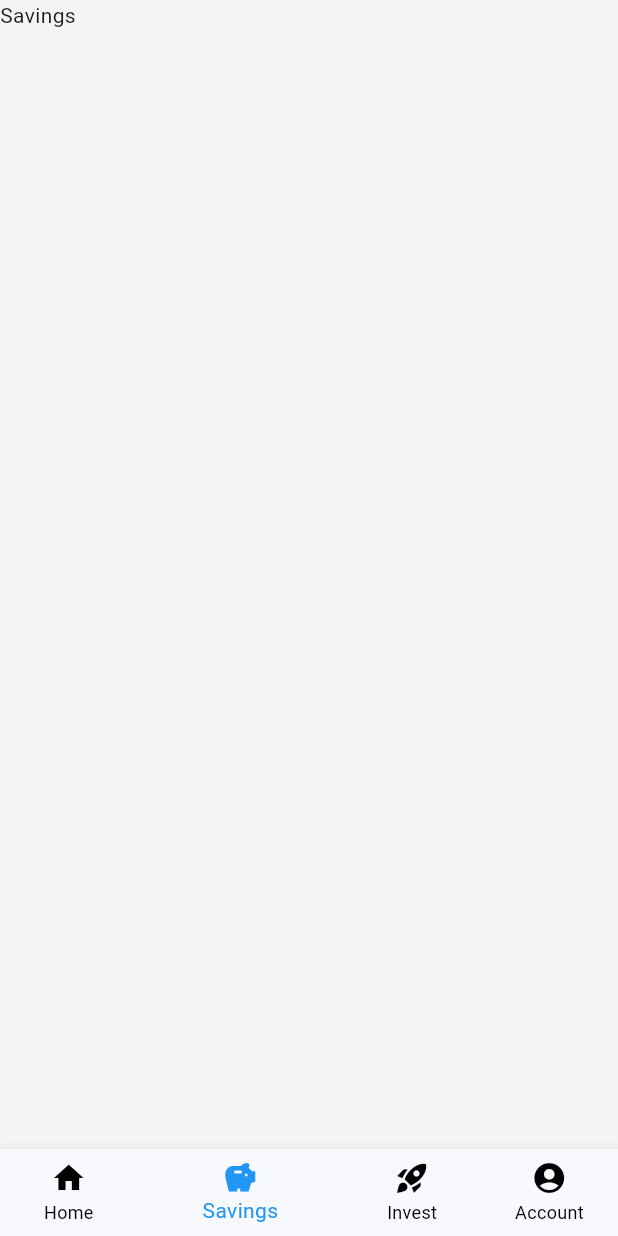
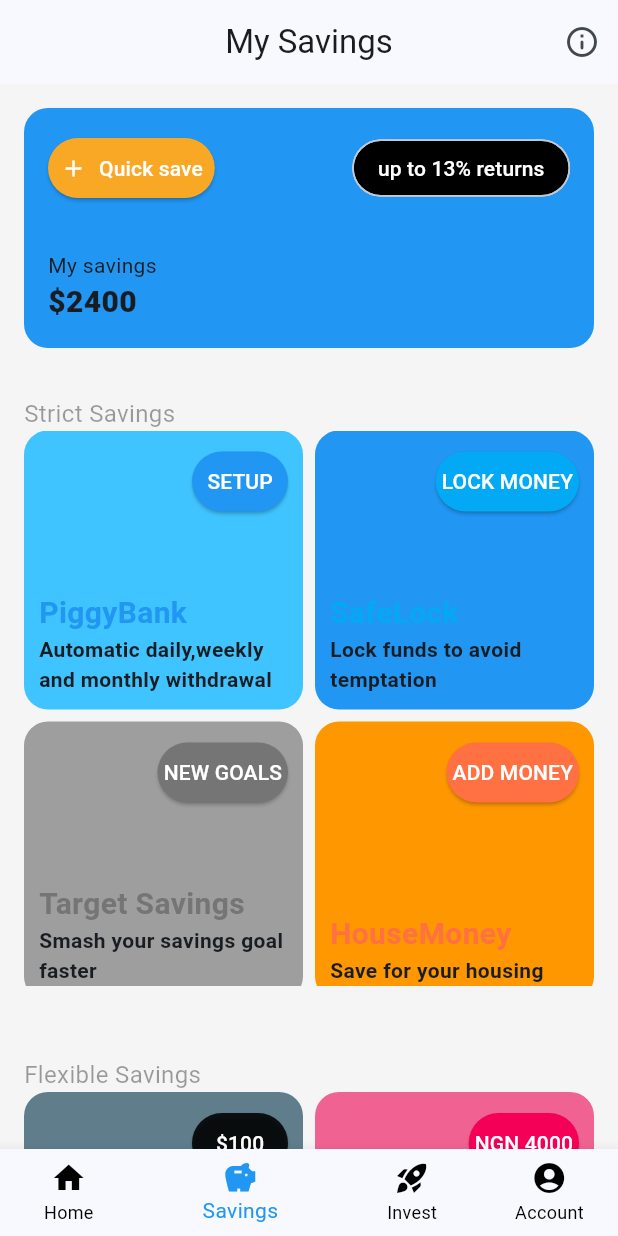
Before and after one commit to DamisolaT/Wtf_Savings_App, a Flutter app: the screen it shows after launch, item 2 of the bottom bar chosen, on a phone screen of 412 x 824 dp. Run offline on Flutter 3.47's test engine with Material 3 defaults, Android fonts, the phone set to English and light mode, and no system bars.

Commit message:
flexible,invest, strict ,tab,top sections implemented on 22nd Feb,2024

```diff
--- a/lib/features/home/widgets/saving_details_card.dart
+++ b/lib/features/home/widgets/saving_details_card.dart
@@ -4,8 +4,14 @@ import 'package:flutter/material.dart';
 class SavingDetailsCard extends StatelessWidget {
   const SavingDetailsCard({
     super.key,
+
+    required this.topRightWidget,
+    required this.balance,
   });
 
+
+  final Widget topRightWidget;
+  final String balance;
   @override
   Widget build(BuildContext context) {
     return Container(
@@ -26,49 +32,35 @@ class SavingDetailsCard extends StatelessWidget {
                     vertical: 0,
                     horizontal: 8,
                   ),
-                  backgroundColor: Colors.black,
+                  backgroundColor: Colors.yellow.shade800,
                   foregroundColor: Colors.white
               )
           ),
           Positioned(
             top: 0,
             right: 0,
-            child: ElevatedButton(
-                onPressed: () {},
-                child: Row(
-                  mainAxisSize: MainAxisSize.min,
-                  children: [
-                    Text("View savings"),
-                    Icon(Icons.arrow_forward),
-                  ],
-                ),
-                style: ElevatedButton.styleFrom(
-                  padding: EdgeInsets.symmetric(
-                    vertical: 0,
-                    horizontal: 8,
-                  ),
-                )
-            ),
+            //we created a field widgets at the top and replace with these,
+              // there are codes  here replaced with these words
+
+            child: topRightWidget
           ),
           Positioned(
               bottom: 0,
               left: 0,
-              child:Column(
+              child: Column(
                   crossAxisAlignment: CrossAxisAlignment.start,
                   children: [
                       Text("My savings"),
                       Text(
-                    "****",
+                         balance,
                          style: TextStyle(
                            fontWeight: FontWeight.w900,
                            fontSize: 20
-
                     ),
                 )
               ],
          )
     )
-
     ],
       ),
     );
--- a/lib/features/savings/pages/savings_view.dart
+++ b/lib/features/savings/pages/savings_view.dart
@@ -1,10 +1,44 @@
 import 'package:flutter/cupertino.dart';
+import 'package:flutter/material.dart';
+import 'package:wtf_savings_app/features/home/widgets/saving_details_card.dart';
+import 'package:wtf_savings_app/features/savings/widgets/flexible_savings_section.dart';
+import 'package:wtf_savings_app/features/savings/widgets/strict_savings_section.dart';
 
 class SavingsView extends StatelessWidget {
   const SavingsView({super.key});
 
   @override
   Widget build(BuildContext context) {
-    return Text("Savings");
+    return Scaffold(
+      appBar: AppBar(
+        title: Text("My Savings"),
+        centerTitle: true,
+        actions: [
+          IconButton(onPressed: (){},
+              icon: Icon(Icons.info_outline_rounded)
+          )
+        ],
+      ),
+      body: ListView(
+        padding: EdgeInsets.all(16),
+        children: [
+          SavingDetailsCard(
+            balance: "\$2400",
+            topRightWidget: Chip(
+              label: Text(
+                "up to 13% returns",
+              style: TextStyle(
+                color: Colors.white
+              ),
+              ),
+              backgroundColor: Colors.black,
+              shape: StadiumBorder(),
+            ),
+          ),
+         StrictSavingsSection(),
+          FlexibleSavingsSection(),
+        ],
+      ),
+    );
   }
 }
--- /dev/null
+++ b/lib/features/savings/widgets/flexible_savings_section.dart
@@ -0,0 +1,52 @@
+
+import 'package:flutter/material.dart';
+import 'package:wtf_savings_app/features/savings/widgets/strict_savings_item.dart';
+
+class FlexibleSavingsSection  extends StatelessWidget {
+  const FlexibleSavingsSection({super.key});
+
+  @override
+  Widget build(BuildContext context) {
+
+    return Container(
+      padding: EdgeInsets.symmetric(vertical: 16),
+    child: Column(
+      crossAxisAlignment: CrossAxisAlignment.start,
+    children: [
+      Text("Flexible Savings",
+        style: TextStyle(
+          fontSize: 16,
+            color: Colors.black38,
+
+        ),
+      ),
+      SizedBox(
+        height: 250,
+        child:
+        GridView.count(
+            crossAxisCount: 2,
+            crossAxisSpacing: 8,
+            shrinkWrap: true,
+          children: [
+            StrictSavingsItem(
+                textOnButton:"\$100",
+                title: "Flex Dollar",
+                subtitle: "Save in dollars earn interest",
+                color: Colors.black87,
+              backgroundColor: Colors.blueGrey,
+            ),
+            StrictSavingsItem(
+                textOnButton:"NGN 4000",
+                title: "Flex Naira",
+                subtitle: "Your emergency funds with interest",
+                color: Colors.pinkAccent.shade400,
+              backgroundColor: Colors.pink.shade300,
+            )
+          ],
+        ),
+      )
+  ],
+    ),
+    );
+  }
+}
--- /dev/null
+++ b/lib/features/savings/widgets/strict_savings_item.dart
@@ -0,0 +1,71 @@
+import 'package:flutter/material.dart';
+
+class StrictSavingsItem extends StatelessWidget {
+  const StrictSavingsItem({
+    super.key,
+    required this.textOnButton,
+    required this.title,
+    required this.subtitle,
+    required this.color,
+    required this.backgroundColor,
+  });
+  final String textOnButton;
+  final String title;
+  final String subtitle;
+  final Color color;
+  final Color backgroundColor;
+
+
+  @override
+  Widget build(BuildContext context) {
+    return Container(
+        decoration: BoxDecoration(
+          color:backgroundColor,
+          borderRadius: BorderRadius.circular(16),
+        ),
+        padding: EdgeInsets.all(10),
+        child: Column(
+          crossAxisAlignment: CrossAxisAlignment.start,
+          mainAxisAlignment: MainAxisAlignment.spaceBetween,
+          children: [
+            Row(
+              mainAxisAlignment: MainAxisAlignment.end,
+              children: [
+                ElevatedButton(
+                  onPressed: (){},
+                  child: Text(textOnButton),
+                  style: ElevatedButton.styleFrom(
+                      backgroundColor: color,
+                      foregroundColor: Colors.white,
+                      padding: EdgeInsets.symmetric(horizontal: 4)
+                  ),
+                ),
+              ],
+            ),
+            Column(
+              crossAxisAlignment: CrossAxisAlignment.start,
+              children: [
+                Text(
+                  title,
+                  style: TextStyle(
+
+                      fontSize: 20,
+                      fontWeight: FontWeight.bold,
+                      color: color
+                  ),
+                ),
+
+                Text(
+                  subtitle,
+                  style: TextStyle(
+                      fontWeight: FontWeight.bold
+                  ),
+                )
+              ],
+            ),
+
+          ],
+        )
+    );
+  }
+}
--- /dev/null
+++ b/lib/features/savings/widgets/strict_savings_section.dart
@@ -0,0 +1,67 @@
+
+import 'package:flutter/material.dart';
+
+import 'strict_savings_item.dart';
+
+class StrictSavingsSection extends StatelessWidget {
+  const StrictSavingsSection({super.key});
+
+  @override
+  Widget build(BuildContext context) {
+    return Container(
+      margin: EdgeInsets.symmetric(vertical: 16),
+      padding: EdgeInsets.symmetric(vertical: 16),
+      child: Column(
+        crossAxisAlignment: CrossAxisAlignment.start,
+        children: [
+          Text("Strict Savings",
+        style: TextStyle(
+          fontSize: 16,
+          color: Colors.black38
+        ),
+        ),
+          //GridView for holding savings categories
+          SizedBox(
+            height: 370,
+            child: GridView.count(
+                crossAxisCount: 2,
+              mainAxisSpacing: 8,
+              crossAxisSpacing: 8,
+              shrinkWrap: true,
+              physics: NeverScrollableScrollPhysics(),
+              children: [
+                StrictSavingsItem(
+                  title: "PiggyBank",
+                  subtitle: "Automatic daily,weekly and monthly withdrawal",
+                  color: Colors.blue,
+                  textOnButton: "SETUP",
+                  backgroundColor: Colors.lightBlueAccent,
+                ),
+                StrictSavingsItem(textOnButton: "LOCK MONEY",
+                    title: "SafeLock",
+                    subtitle: "Lock funds to avoid temptation",
+                    color: Colors.lightBlue,
+                  backgroundColor: Colors.blue,
+                ),
+                StrictSavingsItem(
+                    textOnButton: "NEW GOALS",
+                    title: "Target Savings",
+                    subtitle: "Smash your savings goal faster",
+                    color: Colors.grey.shade600,
+                  backgroundColor: Colors.grey,
+                ),
+                StrictSavingsItem(
+                    textOnButton: "ADD MONEY",
+                    title: "HouseMoney",
+                    subtitle: "Save for your housing",
+                    color: Colors.deepOrange.shade400,
+                backgroundColor: Colors.orange,)
+
+              ],
+                ),
+          )
+        ],
+      ),
+    );
+  }
+}
--- a/lib/main.dart
+++ b/lib/main.dart
@@ -12,6 +12,7 @@ class MyApp extends StatelessWidget {
   Widget build(BuildContext context) {
     return MaterialApp(
       title: 'Flutter Demo',
+       debugShowCheckedModeBanner: false,
       theme: ThemeData(
         primaryColor: Colors.blue,
         colorScheme: ColorScheme.fromSeed(seedColor: Colors.blue),
```
Also changed, not shown: lib/features/home/pages/home_view.dart (+25 -2 lines), lib/features/home/widgets/top_savings_section.dart (+30 -9 lines), lib/features/home/widgets/vetted_opportunities_section.dart (added, +81 -0 lines), lib/features/invest/pages/invest_view.dart (+26 -1 lines), lib/features/invest/widgets/invest_details_card.dart (added, +37 -0 lines), lib/features/invest/widgets/tab_section.dart (added, +36 -0 lines), assets/images/invest2_img.png (added), assets/images/invest_img.png (added), assets/images/lock.png (added), assets/images/save.png (added), assets/images/wallet.png (added). Lines whose indentation alone changed are shown as unchanged.
